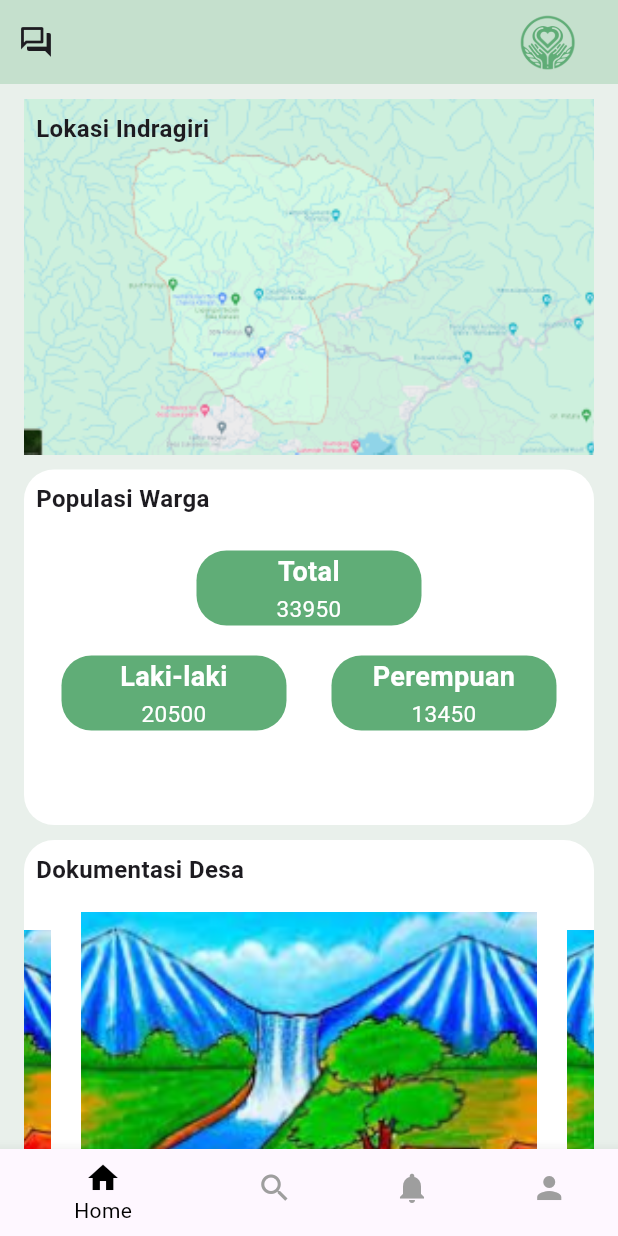
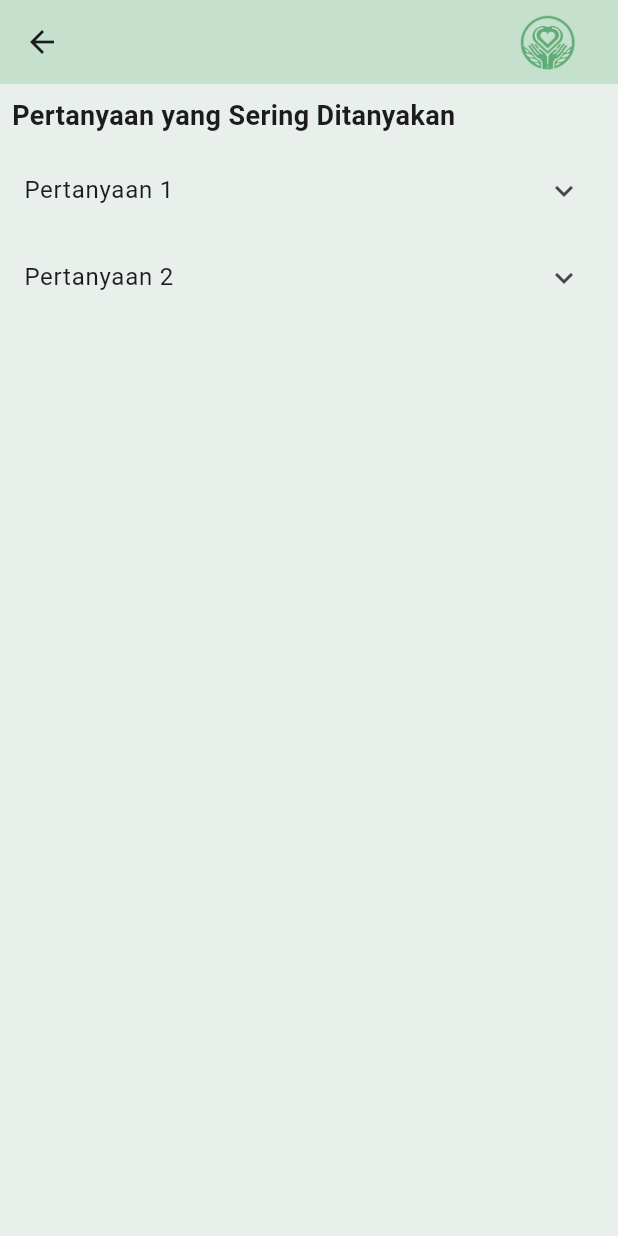
Before and after one commit to hasbyraihan/Proyek4_Aplikasi, a Flutter app: the Dashboard screen opened by its route, after a tap on the "question answer" icon, on a phone screen of 412 x 824 dp. Run offline on Flutter 3.47's test engine with Material 3 defaults, Android fonts, the phone set to English and light mode, and no system bars; drawn by our look-alikes of carousel_slider.

Commit message:
make: FAQ page

```diff
--- a/lib/Dashboard.dart
+++ b/lib/Dashboard.dart
@@ -1,5 +1,6 @@
 import 'package:flutter/material.dart';
 import 'package:carousel_slider/carousel_slider.dart';
+import 'package:flutter_helloo_world/Faq.dart';
 
 void main() {
   runApp(MyDashboardApp());
@@ -20,7 +21,7 @@ class MyDashboardApp extends StatelessWidget {
 
 class Dashboard extends StatefulWidget {
   @override
-_DashboardState createState() => _DashboardState();
+  _DashboardState createState() => _DashboardState();
 }
 
 class _DashboardState extends State<Dashboard> {
@@ -36,7 +37,10 @@ class _DashboardState extends State<Dashboard> {
             IconButton(
               icon: Icon(Icons.question_answer_outlined),
               onPressed: () {
-                // Fungsi untuk menu FAQ
+                Navigator.push(
+                  context,
+                  MaterialPageRoute(builder: (context) => FAQ()),
+                ); // Fungsi untuk menu FAQ
               },
             ),
           ],
--- /dev/null
+++ b/lib/Faq.dart
@@ -0,0 +1,62 @@
+import 'package:flutter/material.dart';
+
+class FAQ extends StatefulWidget {
+  @override
+  _FAQState createState() => _FAQState();
+}
+
+class _FAQState extends State<FAQ> {
+  @override
+  Widget build(BuildContext context) {
+    return Scaffold(
+      appBar: AppBar(
+        backgroundColor: Color(0xFFC5E0CD),
+        actions: [
+          Padding(
+            padding: EdgeInsets.only(right: 20.0),
+            child: Image.asset(
+              'assets/images/logo.png',
+              width: 54,
+              height: 52,
+            ),
+          ),
+        ],
+      ),
+      backgroundColor: Color(0xFFE9F0EB),
+      body: const Column(
+        crossAxisAlignment: CrossAxisAlignment.start,
+        children: [
+          Padding(
+            padding: EdgeInsets.all(8.0),
+            child: Text(
+              'Pertanyaan yang Sering Ditanyakan',
+              style: TextStyle(
+                fontWeight: FontWeight.bold,
+                fontSize: 18.0,
+              ),
+            ),
+          ),
+          // Tambahkan garis pembatas antara judul dan daftar dropdown
+          ExpansionTile(
+            title: Text('Pertanyaan 1'),
+            children: [
+              ListTile(
+                title: Text(
+                    'Lorem ipsum dolor sit amet, consectetur adipiscing elit. Sed do eiusmod tempor incididunt '),
+              ),
+            ],
+          ),
+          ExpansionTile(
+            title: Text('Pertanyaan 2'),
+            children: [
+              ListTile(
+                title: Text(
+                    'Lorem ipsum dolor sit amet, consectetur adipiscing elit. Sed do eiusmod tempor incididunt ut labore et dolore magna aliqua. Ut enim ad minim veniam, quis nostrud exercitation ullamco laboris nisi ut aliquip ex ea commodo consequat.'),
+              ),
+            ],
+          ),
+        ],
+      ),
+    );
+  }
+}
```
